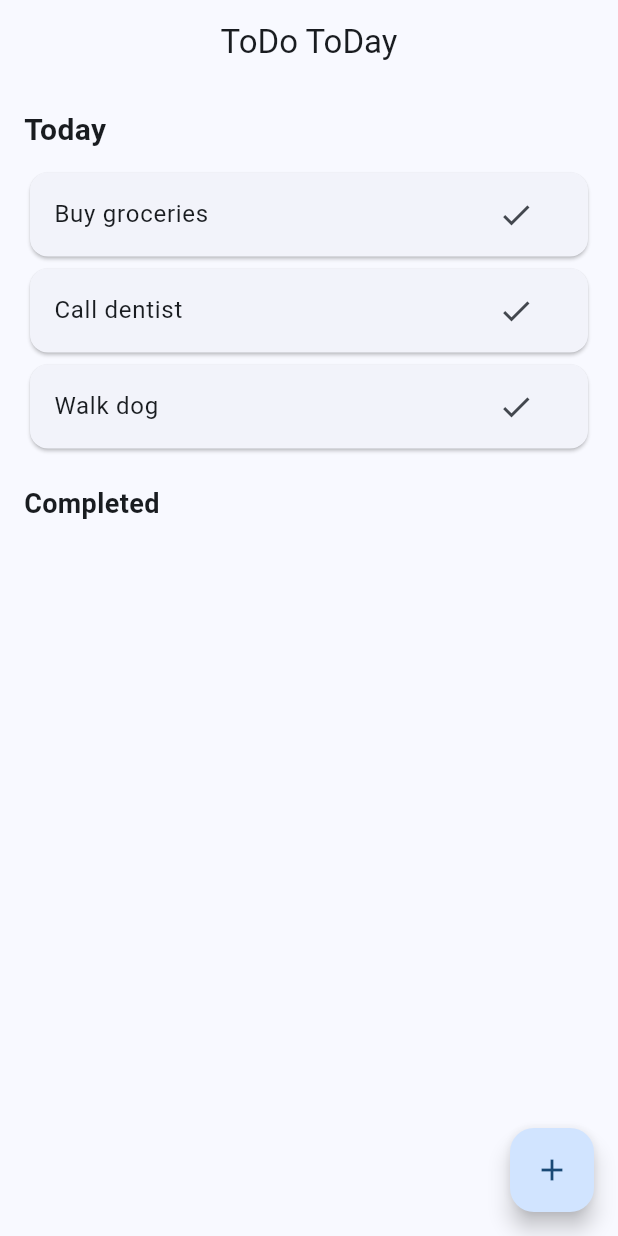
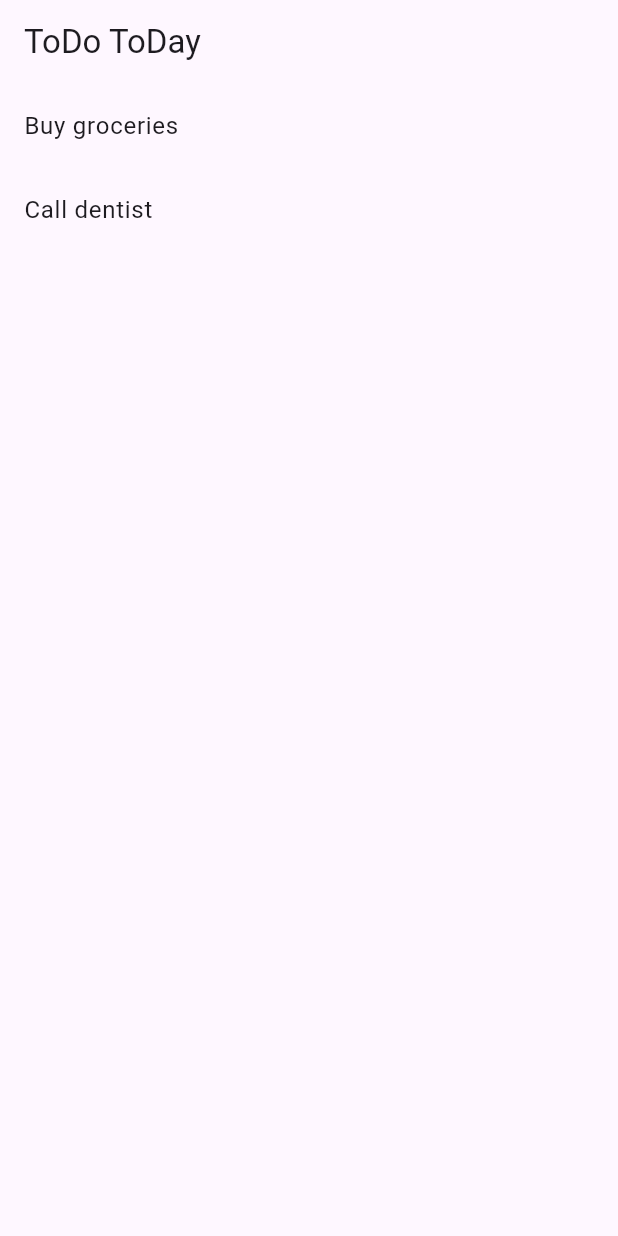
Before and after one commit to BryanDossey/ToDoToDay, a Flutter app: the screen it shows after launch, on a phone screen of 412 x 824 dp. Run offline on Flutter 3.47's test engine with Material 3 defaults, Android fonts, the light colour scheme and no system bars.

Commit message:
Refactor app structure and add Task model

```diff
--- a/lib/main.dart
+++ b/lib/main.dart
@@ -1,143 +1,29 @@
 import 'package:flutter/material.dart';
+import 'screens/home_screen.dart';
 
 void main() {
   runApp(const ToDoToDayApp());
 }
 
-class Task {
-  String title;
-  bool isDone;
-
-  Task(this.title, {this.isDone = false});
-}
 
 class ToDoToDayApp extends StatelessWidget {
+
   const ToDoToDayApp({super.key});
+
 
   @override
   Widget build(BuildContext context) {
+
     return MaterialApp(
       debugShowCheckedModeBanner: false,
-      title: 'ToDo ToDay',
+
+      title: "ToDo ToDay",
+
       theme: ThemeData(
         useMaterial3: true,
-        colorScheme: ColorScheme.fromSeed(seedColor: Colors.blue),
       ),
+
       home: const HomeScreen(),
     );
   }
 }
-
-class HomeScreen extends StatefulWidget {
-  const HomeScreen({super.key});
-
-  @override
-  State<HomeScreen> createState() => _HomeScreenState();
-}
-
-class _HomeScreenState extends State<HomeScreen> {
-  final List<Task> tasks = [
-    Task("Buy groceries"),
-    Task("Call dentist"),
-    Task("Walk dog"),
-  ];
-
-  void addTask(String title) {
-    setState(() {
-      tasks.add(Task(title));
-    });
-  }
-
-  void toggleTask(int index) {
-    setState(() {
-      tasks[index].isDone = !tasks[index].isDone;
-    });
-  }
-
-  @override
-  Widget build(BuildContext context) {
-    final activeTasks = tasks.where((t) => !t.isDone).toList();
-    final doneTasks = tasks.where((t) => t.isDone).toList();
-
-    return Scaffold(
-      appBar: AppBar(
-        title: const Text("ToDo ToDay"),
-        centerTitle: true,
-      ),
-      body: ListView(
-        padding: const EdgeInsets.all(16),
-        children: [
-          const Text(
-            "Today",
-            style: TextStyle(fontSize: 20, fontWeight: FontWeight.bold),
-          ),
-          const SizedBox(height: 10),
-
-          for (int i = 0; i < activeTasks.length; i++)
-            Card(
-              child: ListTile(
-                title: Text(activeTasks[i].title),
-                trailing: IconButton(
-                  icon: const Icon(Icons.check),
-                  onPressed: () {
-                    final originalIndex = tasks.indexOf(activeTasks[i]);
-                    toggleTask(originalIndex);
-                  },
-                ),
-              ),
-            ),
-
-          const SizedBox(height: 20),
-
-          const Text(
-            "Completed",
-            style: TextStyle(fontSize: 18, fontWeight: FontWeight.bold),
-          ),
-
-          for (final task in doneTasks)
-            Card(
-              color: Colors.green.withOpacity(0.2),
-              child: ListTile(
-                title: Text(
-                  task.title,
-                  style: const TextStyle(
-                    decoration: TextDecoration.lineThrough,
-                  ),
-                ),
-              ),
-            ),
-        ],
-      ),
-      floatingActionButton: FloatingActionButton(
-        onPressed: () {
-          final controller = TextEditingController();
-
-          showDialog(
-            context: context,
-            builder: (_) => AlertDialog(
-              title: const Text("New Task"),
-              content: TextField(
-                controller: controller,
-                decoration: const InputDecoration(hintText: "Task name"),
-              ),
-              actions: [
-                TextButton(
-                  onPressed: () => Navigator.pop(context),
-                  child: const Text("Cancel"),
-                ),
-                ElevatedButton(
-                  onPressed: () {
-                    addTask(controller.text);
-                    Navigator.pop(context);
-                  },
-                  child: const Text("Add"),
-                ),
-              ],
-            ),
-          );
-        },
-        child: const Icon(Icons.add),
-      ),
-    );
-  }
-}
--- /dev/null
+++ b/lib/models/task.dart
@@ -0,0 +1,22 @@
+enum TaskStatus {
+  today,
+  tomorrow,
+  done,
+  trash,
+}
+
+class Task {
+  final String id;
+  String title;
+  TaskStatus status;
+  DateTime date;
+  DateTime createdAt;
+
+  Task({
+    required this.id,
+    required this.title,
+    required this.status,
+    required this.date,
+    required this.createdAt,
+  });
+}
--- /dev/null
+++ b/lib/screens/home_screen.dart
@@ -0,0 +1,60 @@
+import 'package:flutter/material.dart';
+import '../models/task.dart';
+
+class HomeScreen extends StatefulWidget {
+  const HomeScreen({super.key});
+
+  @override
+  State<HomeScreen> createState() => _HomeScreenState();
+}
+
+
+class _HomeScreenState extends State<HomeScreen> {
+
+  final List<Task> tasks = [
+    Task(
+      id: "1",
+      title: "Buy groceries",
+      status: TaskStatus.today,
+      date: DateTime.now(),
+      createdAt: DateTime.now(),
+    ),
+
+    Task(
+      id: "2",
+      title: "Call dentist",
+      status: TaskStatus.today,
+      date: DateTime.now(),
+      createdAt: DateTime.now(),
+    ),
+  ];
+
+
+  @override
+  Widget build(BuildContext context) {
+
+    final todayTasks =
+        tasks.where((task) => task.status == TaskStatus.today).toList();
+
+
+    return Scaffold(
+      appBar: AppBar(
+        title: const Text("ToDo ToDay"),
+      ),
+
+      body: ListView.builder(
+        itemCount: todayTasks.length,
+
+        itemBuilder: (context, index) {
+
+          final task = todayTasks[index];
+
+          return ListTile(
+            title: Text(task.title),
+          );
+
+        },
+      ),
+    );
+  }
+}
```
